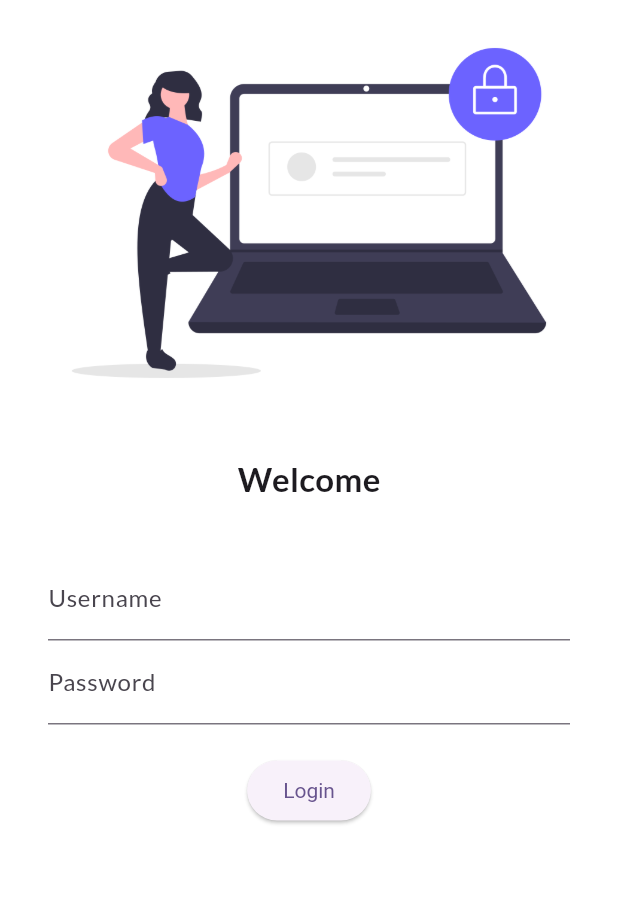
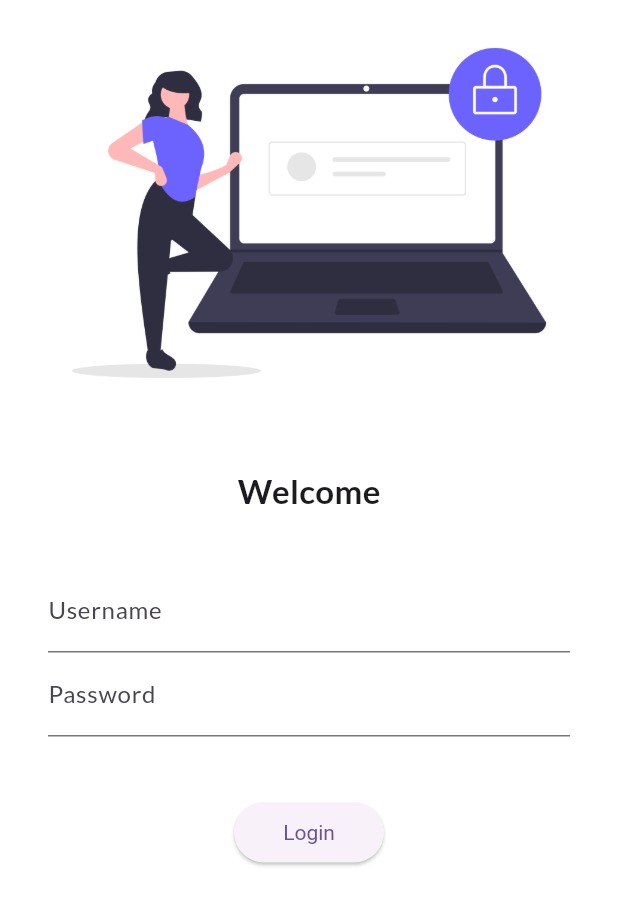
Before and after one commit to KushalTonystarkC/flutterpractice_kushal, a Flutter app: the screen it shows after launch, on a phone screen of 412 x 824 dp. Shown: the top 905 px of the screen. Run offline on Flutter 3.47's test engine with Material 3 defaults, Android fonts, the phone set to English and light mode, and no system bars; our stand-ins replace google_fonts.

```diff
--- a/lib/main.dart
+++ b/lib/main.dart
@@ -2,6 +2,7 @@ import 'package:flutter/material.dart';
 import 'package:google_fonts/google_fonts.dart';
 import 'package:testproject/pages/home_page.dart';
 import 'package:testproject/pages/login_page.dart';
+import 'package:testproject/utils/routes.dart';
 
 void main() {
   runApp(const MyApp());
@@ -26,8 +27,8 @@ class MyApp extends StatelessWidget {
       darkTheme: ThemeData(brightness: Brightness.dark),
       routes: {
         "/": (context) => LoginPage(),
-        "/home": (context) => HomePage(),
-        "/login": (context) => LoginPage()
+        MyRoutes.homeRoutes: (context) => HomePage(),
+        MyRoutes.loginRoutes: (context) => LoginPage()
       },
     );
   }
--- a/lib/pages/login_page.dart
+++ b/lib/pages/login_page.dart
@@ -1,4 +1,5 @@
 import 'package:flutter/material.dart';
+import 'package:testproject/utils/routes.dart';
 
 class LoginPage extends StatelessWidget {
   const LoginPage({super.key});
@@ -7,11 +8,12 @@ class LoginPage extends StatelessWidget {
   Widget build(BuildContext context) {
     return Material(
         color: Colors.white,
-        child: Column(
+        child: SingleChildScrollView(
+            child: Column(
           children: [
             Image.asset("assets/images/login_image.png", fit: BoxFit.cover),
             SizedBox(
-              height: 20.0,
+              height: 28.0,
             ),
             Text(
               "Welcome",
@@ -39,20 +41,21 @@ class LoginPage extends StatelessWidget {
                     obscureText: true,
                   ),
                   SizedBox(
-                    height: 20.0,
+                    height: 40.0,
                   ),
                   ElevatedButton(
                     onPressed: () {
-                      print("Hello Kushal");
+                      Navigator.pushNamed(context, MyRoutes.homeRoutes);
                     },
                     child: Text("Login"),
                     style: TextButton.styleFrom(
+                        minimumSize: Size(100, 40),
                         textStyle: TextStyle(color: Colors.white)),
                   ),
                 ],
               ),
             ),
           ],
-        ));
+        )));
   }
 }
--- /dev/null
+++ b/lib/utils/routes.dart
@@ -0,0 +1,4 @@
+class MyRoutes {
+  static String homeRoutes = "/home";
+  static String loginRoutes = "/login";
+}
```
